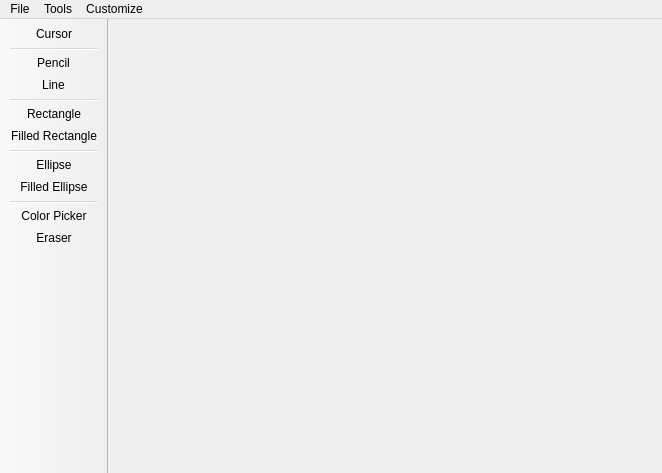
Above: mainwindow.ui from stand-by/MyPaint before the change. Below: the same form after it.
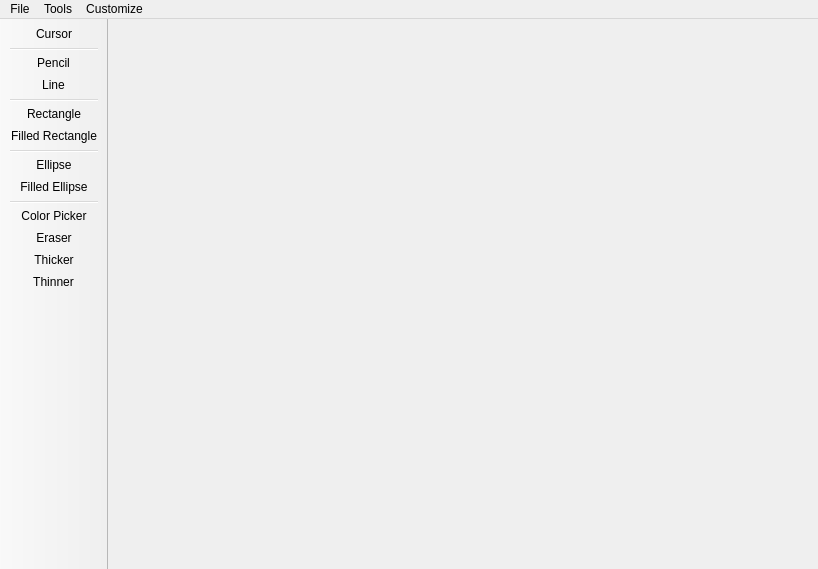
That is the form after the change. Icons and pictures are not drawn.

Commit message: add actions in form for width regulation

Diff of the .ui file:
```diff
--- a/mainwindow.ui
+++ b/mainwindow.ui
@@ -6,8 +6,8 @@
    <rect>
     <x>0</x>
     <y>0</y>
-    <width>662</width>
-    <height>473</height>
+    <width>818</width>
+    <height>569</height>
    </rect>
   </property>
   <property name="windowTitle">
@@ -21,7 +21,7 @@
     <rect>
      <x>0</x>
      <y>0</y>
-     <width>662</width>
+     <width>818</width>
      <height>23</height>
     </rect>
    </property>
@@ -90,6 +90,8 @@
    <addaction name="separator"/>
    <addaction name="actionColor_Picker"/>
    <addaction name="actionEraser"/>
+   <addaction name="action_1_width"/>
+   <addaction name="actionThinner"/>
   </widget>
   <action name="actionOpen">
    <property name="icon">
@@ -208,6 +210,24 @@
     <string>Cursor</string>
    </property>
   </action>
+  <action name="action_1_width">
+   <property name="icon">
+    <iconset resource="icons/icons.qrc">
+     <normaloff>:/icons/Up Squared-48.png</normaloff>:/icons/Up Squared-48.png</iconset>
+   </property>
+   <property name="text">
+    <string>Thicker</string>
+   </property>
+  </action>
+  <action name="actionThinner">
+   <property name="icon">
+    <iconset resource="icons/icons.qrc">
+     <normaloff>:/icons/Down Squared-48.png</normaloff>:/icons/Down Squared-48.png</iconset>
+   </property>
+   <property name="text">
+    <string>Thinner</string>
+   </property>
+  </action>
  </widget>
  <layoutdefault spacing="6" margin="11"/>
  <resources>
```
Left out of the diff: 2 changed lines with no effect on the pictures.
